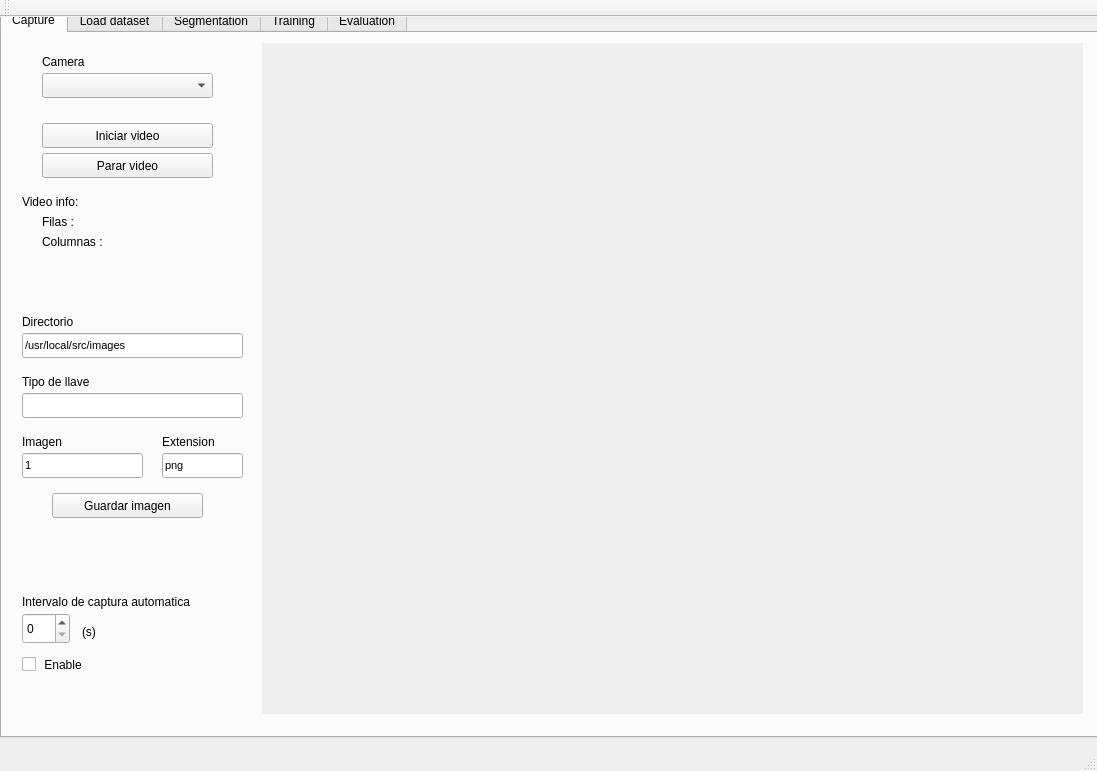
The window that classification/mainwindow.ui (vLabayen/giltzacls) describes before a commit, drawn with Qt 5.
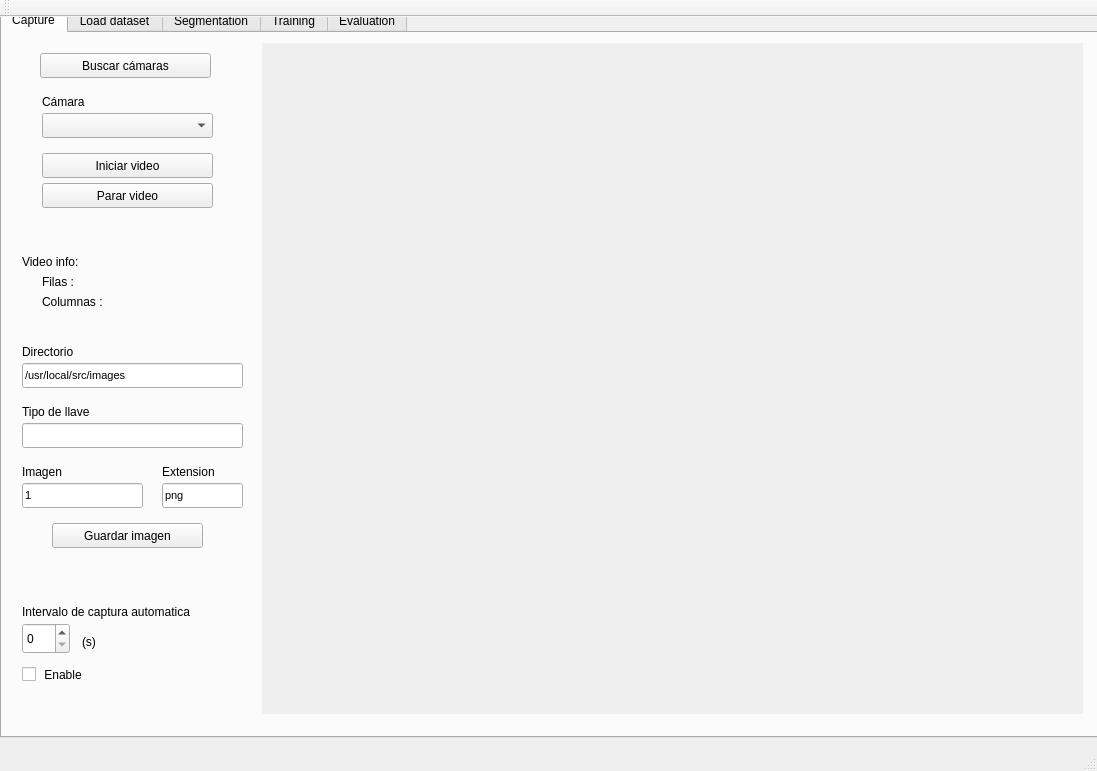
The same window after the commit. The open tabs and pages were chosen to show the change.

Commit message: retoques en el tab capture

```diff
--- a/classification/mainwindow.ui
+++ b/classification/mainwindow.ui
@@ -34,7 +34,7 @@
       <property name="geometry">
        <rect>
         <x>20</x>
-        <y>160</y>
+        <y>220</y>
         <width>81</width>
         <height>17</height>
        </rect>
@@ -47,7 +47,7 @@
       <property name="geometry">
        <rect>
         <x>40</x>
-        <y>90</y>
+        <y>120</y>
         <width>171</width>
         <height>25</height>
        </rect>
@@ -60,7 +60,7 @@
       <property name="geometry">
        <rect>
         <x>50</x>
-        <y>460</y>
+        <y>490</y>
         <width>151</width>
         <height>25</height>
        </rect>
@@ -73,7 +73,7 @@
       <property name="geometry">
        <rect>
         <x>30</x>
-        <y>490</y>
+        <y>530</y>
         <width>191</width>
         <height>17</height>
        </rect>
@@ -96,7 +96,7 @@
       <property name="geometry">
        <rect>
         <x>20</x>
-        <y>300</y>
+        <y>330</y>
         <width>221</width>
         <height>25</height>
        </rect>
@@ -114,7 +114,7 @@
       <property name="geometry">
        <rect>
         <x>20</x>
-        <y>560</y>
+        <y>570</y>
         <width>221</width>
         <height>17</height>
        </rect>
@@ -127,7 +127,7 @@
       <property name="geometry">
        <rect>
         <x>20</x>
-        <y>580</y>
+        <y>590</y>
         <width>48</width>
         <height>31</height>
        </rect>
@@ -137,7 +137,7 @@
       <property name="geometry">
        <rect>
         <x>40</x>
-        <y>120</y>
+        <y>150</y>
         <width>171</width>
         <height>25</height>
        </rect>
@@ -150,7 +150,7 @@
       <property name="geometry">
        <rect>
         <x>40</x>
-        <y>40</y>
+        <y>80</y>
         <width>171</width>
         <height>25</height>
        </rect>
@@ -160,7 +160,7 @@
       <property name="geometry">
        <rect>
         <x>160</x>
-        <y>420</y>
+        <y>450</y>
         <width>81</width>
         <height>25</height>
        </rect>
@@ -178,7 +178,7 @@
       <property name="geometry">
        <rect>
         <x>80</x>
-        <y>590</y>
+        <y>600</y>
         <width>67</width>
         <height>17</height>
        </rect>
@@ -191,7 +191,7 @@
       <property name="geometry">
        <rect>
         <x>160</x>
-        <y>400</y>
+        <y>430</y>
         <width>71</width>
         <height>17</height>
        </rect>
@@ -204,7 +204,7 @@
       <property name="geometry">
        <rect>
         <x>20</x>
-        <y>620</y>
+        <y>630</y>
         <width>92</width>
         <height>23</height>
        </rect>
@@ -217,7 +217,7 @@
       <property name="geometry">
        <rect>
         <x>20</x>
-        <y>650</y>
+        <y>660</y>
         <width>211</width>
         <height>17</height>
        </rect>
@@ -233,20 +233,20 @@
       <property name="geometry">
        <rect>
         <x>40</x>
-        <y>20</y>
+        <y>60</y>
         <width>67</width>
         <height>17</height>
        </rect>
       </property>
       <property name="text">
-       <string>Camera</string>
+       <string>Cámara</string>
       </property>
      </widget>
      <widget class="QLabel" name="capture_colsInfo_label">
       <property name="geometry">
        <rect>
         <x>40</x>
-        <y>200</y>
+        <y>260</y>
         <width>161</width>
         <height>17</height>
        </rect>
@@ -259,7 +259,7 @@
       <property name="geometry">
        <rect>
         <x>40</x>
-        <y>180</y>
+        <y>240</y>
         <width>161</width>
         <height>17</height>
        </rect>
@@ -272,7 +272,7 @@
       <property name="geometry">
        <rect>
         <x>20</x>
-        <y>360</y>
+        <y>390</y>
         <width>221</width>
         <height>25</height>
        </rect>
@@ -282,7 +282,7 @@
       <property name="geometry">
        <rect>
         <x>20</x>
-        <y>420</y>
+        <y>450</y>
         <width>121</width>
         <height>25</height>
        </rect>
@@ -300,7 +300,7 @@
       <property name="geometry">
        <rect>
         <x>20</x>
-        <y>280</y>
+        <y>310</y>
         <width>71</width>
         <height>17</height>
        </rect>
@@ -313,7 +313,7 @@
       <property name="geometry">
        <rect>
         <x>20</x>
-        <y>400</y>
+        <y>430</y>
         <width>71</width>
         <height>17</height>
        </rect>
@@ -326,7 +326,7 @@
       <property name="geometry">
        <rect>
         <x>20</x>
-        <y>340</y>
+        <y>370</y>
         <width>101</width>
         <height>17</height>
        </rect>
@@ -354,6 +354,42 @@
        <bool>true</bool>
       </property>
      </widget>
+     <widget class="QPushButton" name="capture_searchCameras_pushButton">
+      <property name="geometry">
+       <rect>
+        <x>38</x>
+        <y>20</y>
+        <width>171</width>
+        <height>25</height>
+       </rect>
+      </property>
+      <property name="text">
+       <string>Buscar cámaras</string>
+      </property>
+     </widget>
+     <widget class="QLabel" name="capture_cameraError_label">
+      <property name="geometry">
+       <rect>
+        <x>30</x>
+        <y>190</y>
+        <width>191</width>
+        <height>17</height>
+       </rect>
+      </property>
+      <property name="styleSheet">
+       <string notr="true">font: 11pt &quot;Ubuntu&quot;;
+color: rgb(204, 0, 0);</string>
+      </property>
+      <property name="text">
+       <string/>
+      </property>
+      <property name="textFormat">
+       <enum>Qt::AutoText</enum>
+      </property>
+      <property name="alignment">
+       <set>Qt::AlignCenter</set>
+      </property>
+     </widget>
     </widget>
     <widget class="QWidget" name="loadDataset">
      <attribute name="title">
```
Left out of the diff: 2 changed lines with no effect on the pictures. The commit also changes 4 other files.
